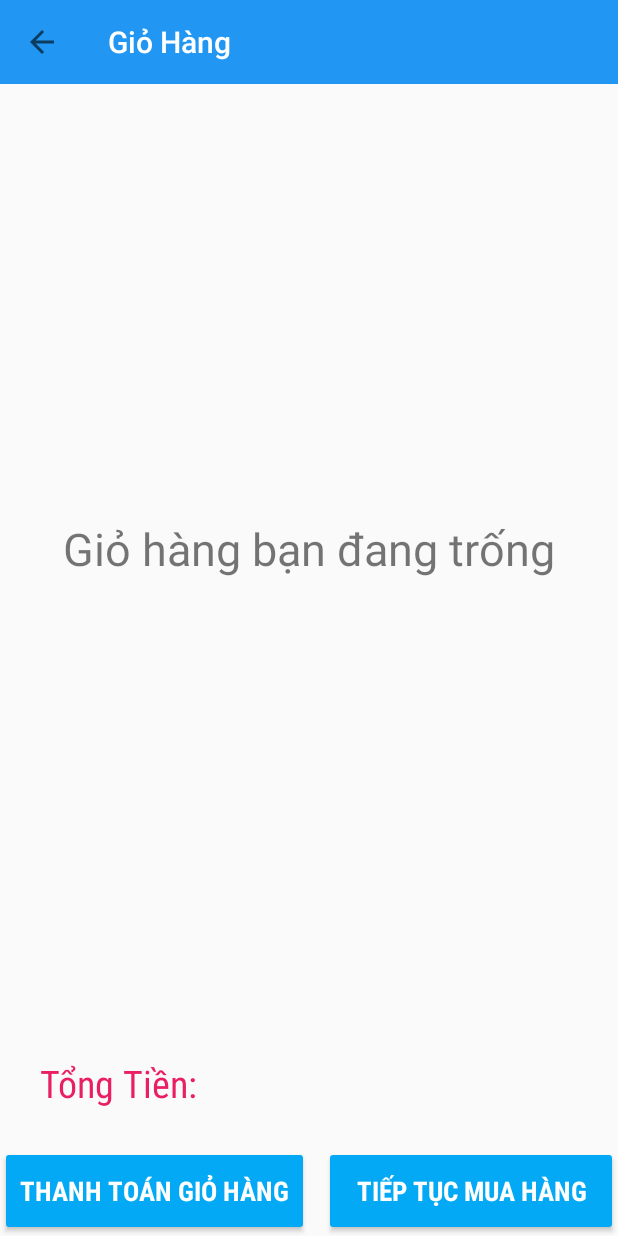
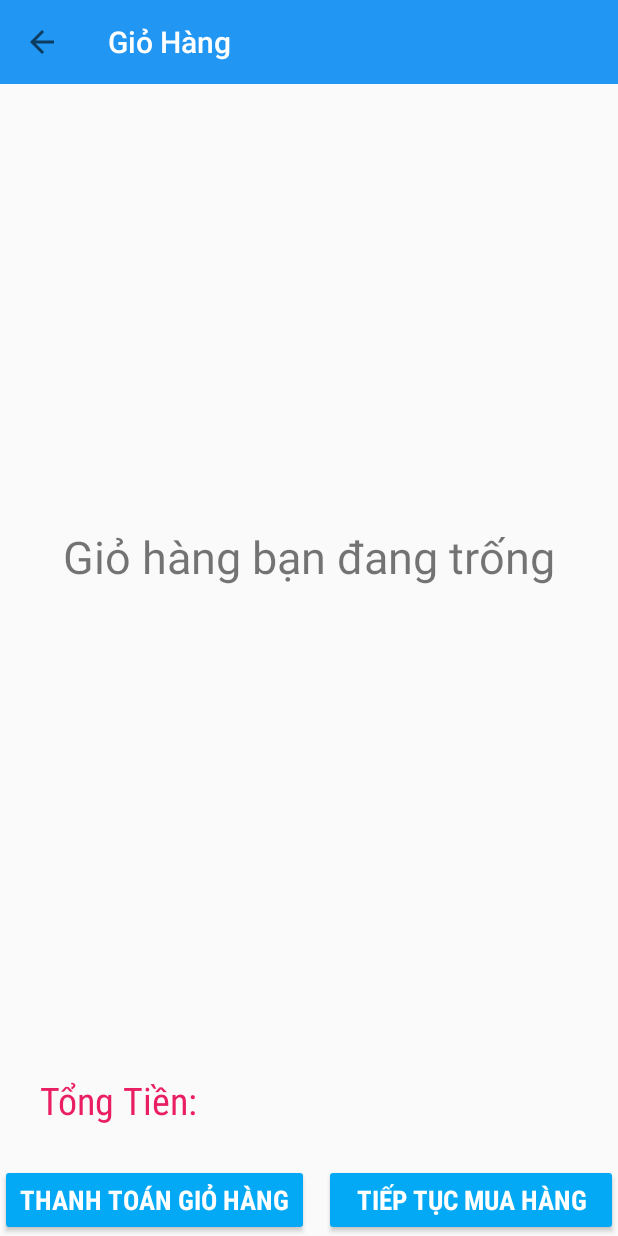
Before and after one commit to virutskinds/SanPhamDemoAndroid, an Android app: the GiohangActivity_1 screen opened directly, with no data from a screen before it, on a phone screen of 412 x 824 dp. Run offline under Robolectric (Android 15) with nearby library versions, the phone set to English and light mode, and no system bars; our stand-ins replace Picasso; network calls fail; pictures from the network do not load.

Commit message:
Update activity_giohang1.xml

```diff
--- a/app/src/main/res/layout/activity_giohang1.xml
+++ b/app/src/main/res/layout/activity_giohang1.xml
@@ -85,7 +85,7 @@
         <Button
             android:id="@+id/buttonthanhtoangiohang"
             android:layout_width="match_parent"
-            android:layout_height="60dp"
+            android:layout_height="match_parent"
             android:layout_weight="1"
             android:textStyle="bold"
             android:backgroundTint="#03A9F4"
@@ -102,7 +102,7 @@
         android:textSize="18sp"
         android:id="@+id/buttontieptucmuahang"
         android:layout_width="match_parent"
-        android:layout_height="60dp"
+        android:layout_height="match_parent"
         android:layout_weight="1" />
     </LinearLayout>
 </LinearLayout>
```
